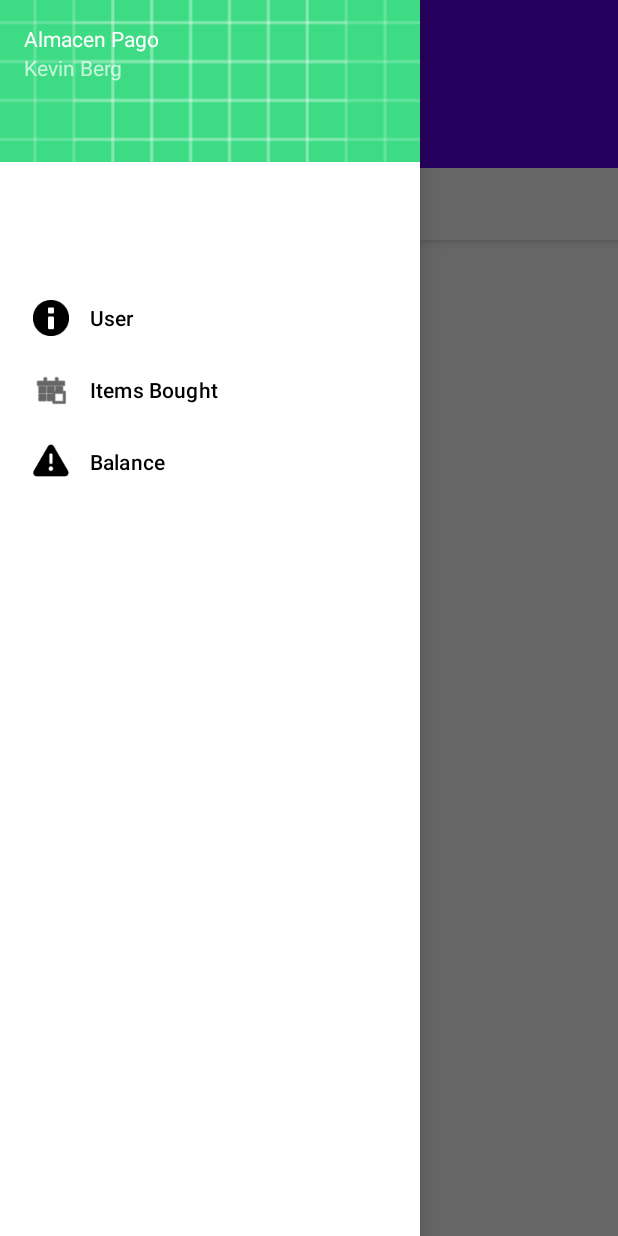
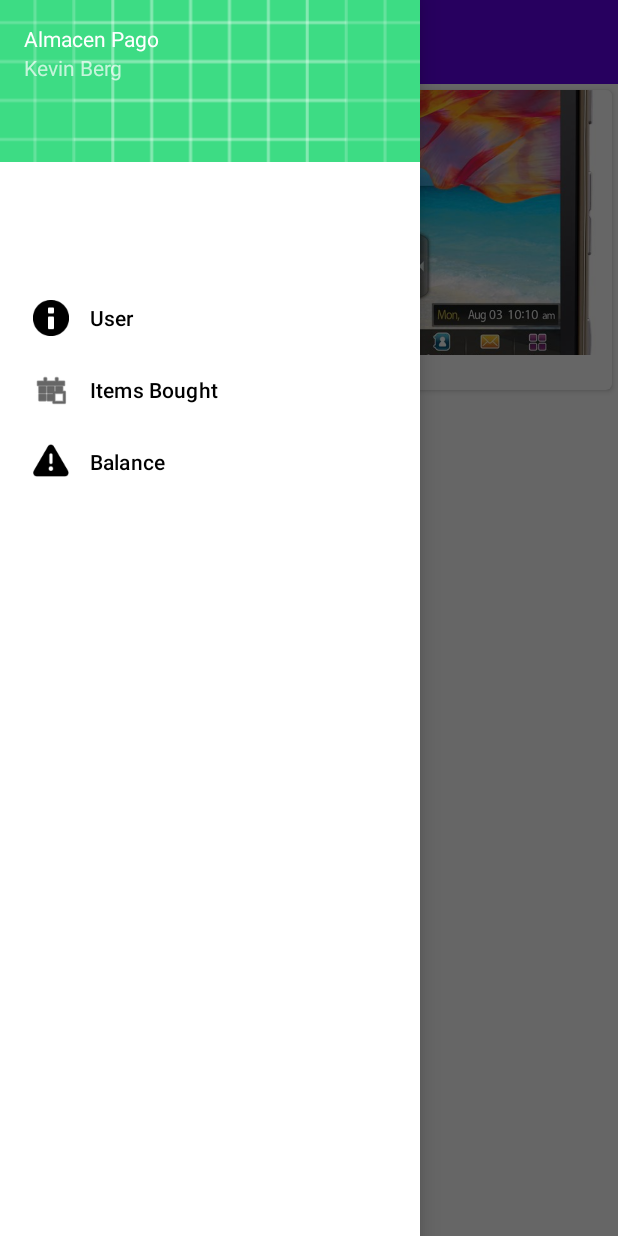
Before and after one commit to carameloKevin/AlmacenPago, an Android app: the screen it shows after launch (MainActivity), with the side drawer open, on a phone screen of 412 x 824 dp. Run offline under Robolectric (Android 15) with nearby library versions, the light colour scheme and no system bars.

Commit message:
Agregado RecyclerView (con datos hardcodeados). Se ve Grid con los productos

```diff
--- a/app/src/main/java/com/kevinberg/almacenpago/MainActivity.java
+++ b/app/src/main/java/com/kevinberg/almacenpago/MainActivity.java
@@ -8,12 +8,14 @@ import androidx.core.view.GravityCompat;
 import androidx.drawerlayout.widget.DrawerLayout;
 import androidx.fragment.app.Fragment;
 import androidx.fragment.app.FragmentTransaction;
+import androidx.viewpager2.widget.ViewPager2;
 
 import android.content.Intent;
 import android.os.Bundle;
 import android.view.MenuItem;
 
 import com.google.android.material.navigation.NavigationView;
+import com.google.android.material.tabs.TabLayout;
 
 public class MainActivity extends AppCompatActivity implements NavigationView.OnNavigationItemSelectedListener{
 
@@ -26,14 +28,16 @@ public class MainActivity extends AppCompatActivity implements NavigationView.On
         Toolbar toolbar = (Toolbar) findViewById(R.id.toolbar);
         setSupportActionBar(toolbar);
 
+        //--Drawer--
         //Seleccion el drawer y le digo que ponga el simbolo en la toolbar
         DrawerLayout drawer = (DrawerLayout) findViewById(R.id.drawer_layout);
         ActionBarDrawerToggle toogle = new ActionBarDrawerToggle(this, drawer, toolbar, R.string.nav_abrir_drawer, R.string.nav_cerrar_drawer);
         drawer.addDrawerListener(toogle);
         toogle.syncState();
-
+        //Basicamente le agrego las funciones al drawer
         NavigationView navigationView =  (NavigationView) findViewById(R.id.nav_view);
         navigationView.setNavigationItemSelectedListener(this);
+
     }
 
     @Override
--- a/app/src/main/java/com/kevinberg/almacenpago/ProductoFragment.java
+++ b/app/src/main/java/com/kevinberg/almacenpago/ProductoFragment.java
@@ -13,7 +13,7 @@ import android.view.ViewGroup;
 
 public class ProductoFragment extends Fragment {
 
-    static final int LARGO_TEST = 2;
+    private static final int LARGO_TEST = 2;
 
     @Override
     public View onCreateView(LayoutInflater inflater, ViewGroup container,
--- a/app/src/main/res/layout/activity_main.xml
+++ b/app/src/main/res/layout/activity_main.xml
@@ -19,49 +19,12 @@
             android:id="@+id/toolbar"
             />
 
-
-        <!--
-        todo: Esto no va seguramente
-      <FrameLayout
-          android:id="@+id/frame_contenido_principal"
-          android:layout_width="match_parent"
-          android:layout_height="match_parent"
-          />
-
-          -->
-
-      <androidx.coordinatorlayout.widget.CoordinatorLayout
-          android:layout_width="match_parent"
-          android:layout_height="match_parent"
-          tools:context=".MainActivity">
-
-          <com.google.android.material.appbar.AppBarLayout
-              android:layout_width="match_parent"
-              android:layout_height="wrap_content"
-              android:theme="@style/ThemeOverlay.AppCompat.Dark.ActionBar">
-
-
-              <androidx.appcompat.widget.Toolbar
-                  android:id="@+id/tabs"
-                  android:layout_width="match_parent"
-                  android:layout_height="wrap_content"
-                  app:contentScrim="?attr/colorPrimary"
-                  app:layout_scrollFlags="scroll|enterAlways"/>
-
-              <com.google.android.material.tabs.TabLayout
-                  android:id="@+id/tab_layout"
-                  android:layout_width="match_parent"
-                  android:layout_height="wrap_content" />
-
-          </com.google.android.material.appbar.AppBarLayout>
-
-          <androidx.viewpager2.widget.ViewPager2 xmlns:android="http://schemas.android.com/apk/res/android"
-              android:id="@+id/pager"
-              android:layout_width="match_parent"
-              android:layout_height="match_parent"
-              app:layout_behavior="@string/appbar_scrolling_view_behavior" />
-
-      </androidx.coordinatorlayout.widget.CoordinatorLayout>
+        <fragment
+            android:id="@+id/fragment_main"
+            android:name="com.kevinberg.almacenpago.ProductoFragment"
+            android:layout_width="match_parent"
+            android:layout_height="match_parent"
+            />
   </LinearLayout>
 
   <com.google.android.material.navigation.NavigationView
```
Also changed, not shown: app/src/main/res/layout/fragment_producto.xml (+5 -12 lines).
